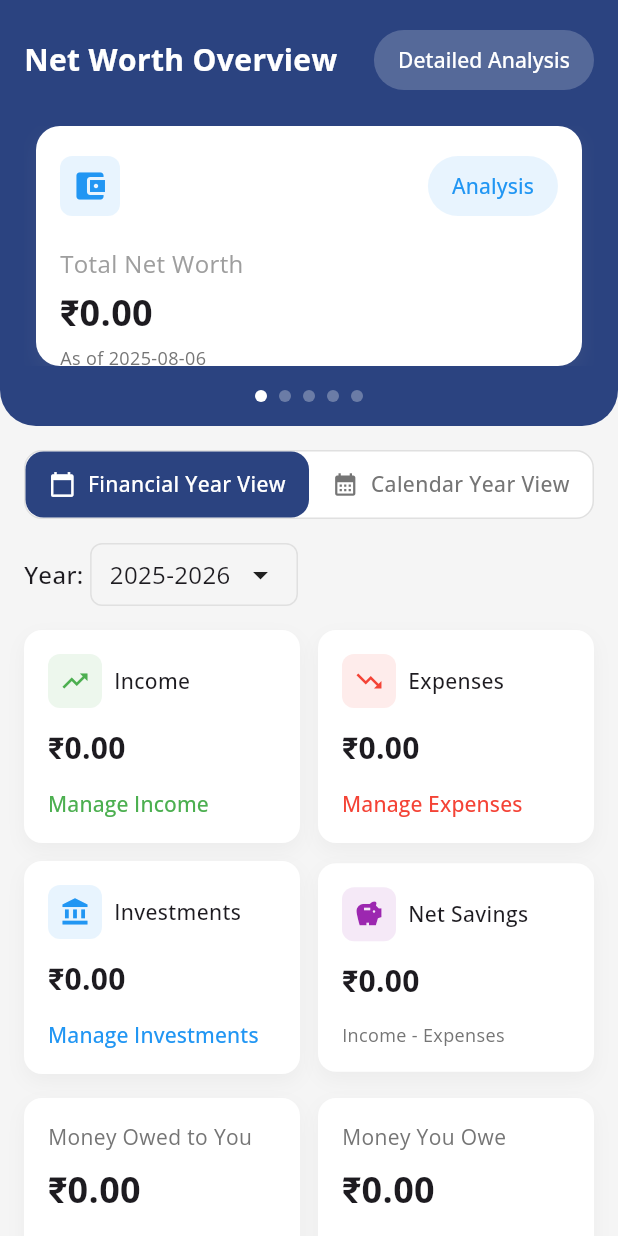
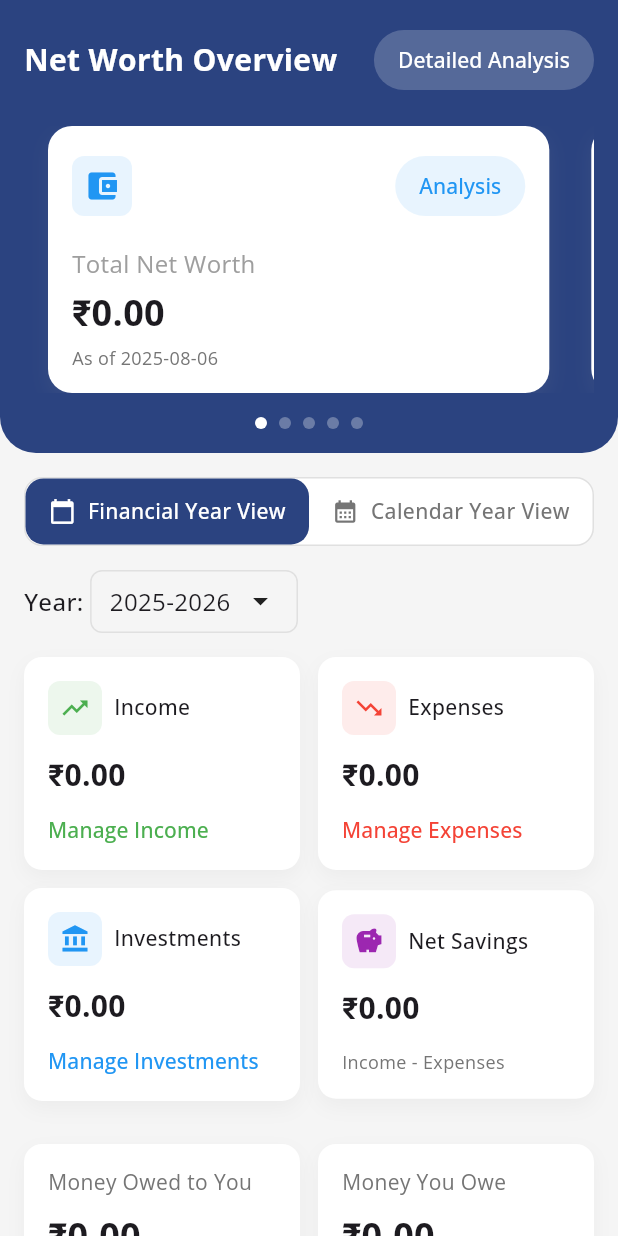
Before and after one commit to mailforashish/onmitrix, a Flutter app: the HomeTab screen opened directly, after a tap on "Financial Year View", on a phone screen of 412 x 824 dp. Run offline on Flutter 3.47's test engine with Material 3 defaults, Android fonts, the phone set to English and light mode, and no system bars; our stand-ins replace dio, fl_chart, flutter_svg, google_sign_in, logger, shared_preferences; accounts and stored records are empty; project files that could hold a hidden picture were left out.

```diff
--- /dev/null
+++ b/lib/models/metric_card_data.dart
@@ -0,0 +1,21 @@
+import 'package:flutter/material.dart';
+
+class MetricCardData {
+  final String title;
+  final String amount;
+  final Color color;
+  final IconData icon;
+  final String buttonText;
+  final bool isButton;
+  final VoidCallback? onPressed;
+
+  const MetricCardData({
+    required this.title,
+    required this.amount,
+    required this.color,
+    required this.icon,
+    required this.buttonText,
+    this.isButton = true,
+    this.onPressed,
+  });
+}
--- /dev/null
+++ b/lib/models/money_overview_data.dart
@@ -0,0 +1,21 @@
+import 'package:flutter/material.dart';
+
+class MoneyOverviewData {
+  final String title;
+  final String total;
+  final String pending;
+  final String overdue;
+  final Color color;
+  final String buttonText;
+  final VoidCallback? onPressed;
+
+  const MoneyOverviewData({
+    required this.title,
+    required this.total,
+    required this.pending,
+    required this.overdue,
+    required this.color,
+    required this.buttonText,
+    this.onPressed,
+  });
+}
--- a/lib/models/monthly_overview_data.dart
+++ b/lib/models/monthly_overview_data.dart
@@ -1,32 +1,22 @@
 class MonthlyData {
+  final String month;
   final double income;
   final double expenses;
   final double investments;
-  final String month;
 
-  const MonthlyData({
+  MonthlyData({
+    required this.month,
     required this.income,
     required this.expenses,
     required this.investments,
-    required this.month,
   });
 
-  // Factory constructor for creating dummy data
-  static List<MonthlyData> getDummyData() {
-    final months = ['Apr', 'May', 'Jun', 'Jul', 'Aug', 'Sep', 'Oct', 'Nov', 'Dec', 'Jan', 'Feb', 'Mar'];
-    return List.generate(
-      months.length,
-      (index) => MonthlyData(
-        month: months[index],
-        income: 0,
-        expenses: 0,
-        investments: 0,
-      ),
-    );
-  }
-
-  // Format value to INR string
   static String formatValue(double value) {
-    return 'INR ${value.toStringAsFixed(2)}';
+    if (value >= 1000000) {
+      return 'INR ${(value / 1000000).toStringAsFixed(1)}M';
+    } else if (value >= 1000) {
+      return 'INR ${(value / 1000).toStringAsFixed(1)}K';
+    }
+    return 'INR ${value.toStringAsFixed(1)}';
   }
 }
--- /dev/null
+++ b/lib/models/overview_card_data.dart
@@ -0,0 +1,21 @@
+import 'package:flutter/material.dart';
+
+class OverviewCardData {
+  final String title;
+  final String amount;
+  final String subtitle;
+  final IconData icon;
+  final Color color;
+  final String buttonText;
+  final VoidCallback? onButtonPressed;
+
+  const OverviewCardData({
+    required this.title,
+    required this.amount,
+    required this.subtitle,
+    required this.icon,
+    required this.color,
+    this.buttonText = '',
+    this.onButtonPressed,
+  });
+}
--- a/lib/screens/main/tabs/home_tab.dart
+++ b/lib/screens/main/tabs/home_tab.dart
@@ -1,5 +1,8 @@
 import 'package:flutter/material.dart';
 import '../../../models/monthly_overview_data.dart';
+import '../../../models/overview_card_data.dart';
+import '../../../models/money_overview_data.dart';
+import '../../../models/metric_card_data.dart';
 import '../../../utils/animation_utils.dart';
 import '../../../widgets/cards/overview_card.dart';
 import '../../../widgets/cards/metric_card.dart';
@@ -17,6 +20,49 @@ class HomeTab extends StatefulWidget {
 }
 
 class _HomeTabState extends State<HomeTab> with SingleTickerProviderStateMixin {
+  final List<OverviewCardData> _overviewCards = [
+    OverviewCardData(
+      title: 'Total Net Worth',
+      amount: '₹0.00',
+      subtitle: 'As of 2025-08-06',
+      icon: Icons.account_balance_wallet,
+      color: Colors.blue,
+      buttonText: 'Analysis',
+    ),
+    OverviewCardData(
+      title: 'Assets',
+      amount: '₹0.00',
+      subtitle: '0 items',
+      icon: Icons.home,
+      color: Colors.green,
+      buttonText: 'Add',
+    ),
+    OverviewCardData(
+      title: 'Liabilities',
+      amount: '₹0.00',
+      subtitle: '0 items',
+      icon: Icons.credit_card,
+      color: Colors.red,
+      buttonText: 'Add',
+    ),
+    OverviewCardData(
+      title: 'Investments',
+      amount: '₹0.00',
+      subtitle: 'Portfolio',
+      icon: Icons.trending_up,
+      color: Colors.purple,
+      buttonText: 'View',
+    ),
+    OverviewCardData(
+      title: 'Liquid Savings',
+      amount: '₹0.00',
+      subtitle: '0 items',
+      icon: Icons.library_add,
+      color: Colors.purple,
+      buttonText: '',
+    ),
+  ];
+
   final List<QuickAction> _quickActions = [
     QuickAction(
       'Upload Statement',
@@ -73,6 +119,58 @@ class _HomeTabState extends State<HomeTab> with SingleTickerProviderStateMixin {
       },
     ),
   ];
+
+  final List<MetricCardData> _metricCards = [
+    MetricCardData(
+      title: 'Income',
+      amount: '₹0.00',
+      color: Colors.green,
+      icon: Icons.trending_up,
+      buttonText: 'Manage Income',
+    ),
+    MetricCardData(
+      title: 'Expenses',
+      amount: '₹0.00',
+      color: Colors.red,
+      icon: Icons.trending_down,
+      buttonText: 'Manage Expenses',
+    ),
+    MetricCardData(
+      title: 'Investments',
+      amount: '₹0.00',
+      color: Colors.blue,
+      icon: Icons.account_balance,
+      buttonText: 'Manage Investments',
+    ),
+    MetricCardData(
+      title: 'Net Savings',
+      amount: '₹0.00',
+      color: Colors.purple,
+      icon: Icons.savings,
+      buttonText: 'Income - Expenses',
+      isButton: false,
+    ),
+  ];
+
+  final List<MoneyOverviewData> _moneyOverviewCards = [
+    MoneyOverviewData(
+      title: 'Money Owed to You',
+      total: '₹0.00',
+      pending: '0',
+      overdue: '0',
+      color: Colors.green,
+      buttonText: 'View Receivables',
+    ),
+    MoneyOverviewData(
+      title: 'Money You Owe',
+      total: '₹0.00',
+      pending: '0',
+      overdue: '0',
+      color: Colors.orange,
+      buttonText: 'View Payables',
+    ),
+  ];
+
   final List<MonthlyData> monthlyDataList = [
     MonthlyData(month: 'Apr', income: 0.5, expenses: 0.3, investments: 0.2),
     MonthlyData(month: 'May', income: 0.8, expenses: 0.6, investments: 0.1),
@@ -87,6 +185,7 @@ class _HomeTabState extends State<HomeTab> with SingleTickerProviderStateMixin {
     MonthlyData(month: 'Feb', income: 0.7, expenses: 0.6, investments: 0.4),
     MonthlyData(month: 'Mar', income: 1.0, expenses: 0.8, investments: 0.3),
   ];
+
   late AnimationController _controller;
   bool _isFinancialYearView = true;
   int _currentOverviewIndex = 0;
@@ -109,6 +208,7 @@ class _HomeTabState extends State<HomeTab> with SingleTickerProviderStateMixin {
 
   @override
   Widget build(BuildContext context) {
+    final cardHeight = MediaQuery.of(context).size.height * 0.18;
     return Scaffold(
       backgroundColor: Colors.grey[100],
       body: SafeArea(
@@ -165,63 +265,55 @@ class _HomeTabState extends State<HomeTab> with SingleTickerProviderStateMixin {
                       ),
                       const SizedBox(height: 20),
                       SizedBox(
-                        height: 160,
-                        child: PageView(
-                          onPageChanged: (index) {
-                            setState(() => _currentOverviewIndex = index);
+                        height: (cardHeight * 1.2),
+                        child: NotificationListener<ScrollNotification>(
+                          onNotification: (scrollNotification) {
+                            if (scrollNotification
+                                is ScrollUpdateNotification) {
+                              final currentPixels =
+                                  scrollNotification.metrics.pixels;
+                              final viewportWidth =
+                                  MediaQuery.of(context).size.width * 0.85;
+                              final spacing = 12.0; // Same as separator width
+                              final totalWidth = viewportWidth + spacing;
+                              final newIndex =
+                                  (currentPixels / totalWidth).round();
+                              if (newIndex != _currentOverviewIndex) {
+                                setState(
+                                    () => _currentOverviewIndex = newIndex);
+                              }
+                            }
+                            return true;
                           },
-                          children: [
-                            OverviewCard(
-                              title: 'Total Net Worth',
-                              amount: '₹0.00',
-                              subtitle: 'As of 2025-08-06',
-                              icon: Icons.account_balance_wallet,
-                              color: Colors.blue,
-                              buttonText: 'Analysis',
-                              onButtonPressed: () {},
+                          child: ListView.separated(
+                            scrollDirection: Axis.horizontal,
+                            padding: const EdgeInsets.symmetric(horizontal: 8),
+                            itemCount: _overviewCards.length,
+                            separatorBuilder: (context, index) =>
+                                const SizedBox(width: 12),
+                            itemBuilder: (context, index) {
+                              final cardData = _overviewCards[index];
+                              return SizedBox(
+                                width: MediaQuery.of(context).size.width * 0.85,
+                                child: OverviewCard(
+                                  title: cardData.title,
+                                  amount: cardData.amount,
+                                  subtitle: cardData.subtitle,
+                                  icon: cardData.icon,
+                                  color: cardData.color,
+                                  buttonText: cardData.buttonText,
+                                  onButtonPressed: cardData.onButtonPressed,
                                 ),
-                            OverviewCard(
-                              title: 'Assets',
-                              amount: '₹0.00',
-                              subtitle: '0 items',
-                              icon: Icons.home,
-                              color: Colors.green,
-                              buttonText: 'Add',
-                              onButtonPressed: () {},
+                              );
+                            },
                           ),
-                            OverviewCard(
-                              title: 'Liabilities',
-                              amount: '₹0.00',
-                              subtitle: '0 items',
-                              icon: Icons.credit_card,
-                              color: Colors.red,
-                              buttonText: 'Add',
-                              onButtonPressed: () {},
-                            ),
-                            OverviewCard(
-                              title: 'Investments',
-                              amount: '₹0.00',
-                              subtitle: 'Portfolio',
-                              icon: Icons.trending_up,
-                              color: Colors.purple,
-                              buttonText: 'View',
-                              onButtonPressed: () {},
-                            ),
-                            OverviewCard(
-                                title: "Liquid Savings",
-                                amount: '₹0.00',
-                                subtitle: '0 items',
-                                icon: Icons.library_add,
-                                color: Colors.purple,
-                                buttonText: '')
-                          ],
                         ),
                       ),
                       const SizedBox(height: 16),
                       Row(
                         mainAxisAlignment: MainAxisAlignment.center,
                         children: List.generate(
-                          5,
+                          _overviewCards.length,
                           (index) => Container(
                             width: 8,
                             height: 8,
@@ -318,60 +410,55 @@ class _HomeTabState extends State<HomeTab> with SingleTickerProviderStateMixin {
                     AnimationUtils.slideTransition(
                       animation: _controller,
                       direction: SlideDirection.right,
-                      child: Row(
+                      child: SizedBox(
+                        height: (cardHeight * 2) + 12,
+                        // Height for two rows of cards
+                        child: ListView.separated(
+                          physics: const NeverScrollableScrollPhysics(),
+                          padding: EdgeInsets.zero,
+                          itemCount: (_metricCards.length / 2).ceil(),
+                          separatorBuilder: (context, index) =>
+                              const SizedBox(height: 12),
+                          itemBuilder: (context, rowIndex) {
+                            return Row(
                               children: [
                                 Expanded(
                                   child: MetricCard(
-                              title: 'Income',
-                              amount: '₹0.00',
-                              color: Colors.green,
-                              icon: Icons.trending_up,
-                              buttonText: 'Manage Income',
-                              onPressed: () {},
+                                    title: _metricCards[rowIndex * 2].title,
+                                    amount: _metricCards[rowIndex * 2].amount,
+                                    color: _metricCards[rowIndex * 2].color,
+                                    icon: _metricCards[rowIndex * 2].icon,
+                                    buttonText:
+                                        _metricCards[rowIndex * 2].buttonText,
+                                    isButton:
+                                        _metricCards[rowIndex * 2].isButton,
+                                    onPressed:
+                                        _metricCards[rowIndex * 2].onPressed,
                                   ),
                                 ),
                                 const SizedBox(width: 12),
+                                if (rowIndex * 2 + 1 < _metricCards.length)
                                   Expanded(
                                     child: MetricCard(
-                              title: 'Expenses',
-                              amount: '₹0.00',
-                              color: Colors.red,
-                              icon: Icons.trending_down,
-                              buttonText: 'Manage Expenses',
-                              onPressed: () {},
+                                      title:
+                                          _metricCards[rowIndex * 2 + 1].title,
+                                      amount:
+                                          _metricCards[rowIndex * 2 + 1].amount,
+                                      color:
+                                          _metricCards[rowIndex * 2 + 1].color,
+                                      icon: _metricCards[rowIndex * 2 + 1].icon,
+                                      buttonText: _metricCards[rowIndex * 2 + 1]
+                                          .buttonText,
+                                      isButton: _metricCards[rowIndex * 2 + 1]
+                                          .isButton,
+                                      onPressed: _metricCards[rowIndex * 2 + 1]
+                                          .onPressed,
                                     ),
                                   ),
                               ],
+                            );
+                          },
                         ),
-                    ),
-                    const SizedBox(height: 12),
-                    AnimationUtils.slideTransition(
-                      animation: _controller,
-                      direction: SlideDirection.right,
-                      child: Row(
-                        children: [
-                          Expanded(
-                            child: MetricCard(
-                              title: 'Investments',
-                              amount: '₹0.00',
-                              color: Colors.blue,
-                              icon: Icons.account_balance,
-                              buttonText: 'Manage Investments',
-                              onPressed: () {},
-                            ),
-                          ),
-                          const SizedBox(width: 12),
-                          Expanded(
-                            child: MetricCard(
-                              title: 'Net Savings',
-                              amount: '₹0.00',
-                              color: Colors.purple,
-                              icon: Icons.savings,
-                              buttonText: 'Income - Expenses',
-                              isButton: false,
-                            ),
-                          ),
-                        ],
                       ),
                     ),
                   ],
@@ -381,32 +468,32 @@ class _HomeTabState extends State<HomeTab> with SingleTickerProviderStateMixin {
               // Money Overview Section
               Padding(
                 padding: const EdgeInsets.all(16),
-                child: Row(
-                  children: [
-                    Expanded(
+                child: SizedBox(
+                  height: (cardHeight * 1.3) + 12,
+                  child: ListView.separated(
+                    physics: const NeverScrollableScrollPhysics(),
+                    scrollDirection: Axis.horizontal,
+                    padding: EdgeInsets.zero,
+                    itemCount: _moneyOverviewCards.length,
+                    separatorBuilder: (context, index) =>
+                        const SizedBox(width: 12),
+                    itemBuilder: (context, index) {
+                      final cardData = _moneyOverviewCards[index];
+                      return SizedBox(
+                        width: (MediaQuery.of(context).size.width - 44) / 2,
+                        // (screen width - (padding + separator)) / 2
                         child: MoneyOverviewCard(
-                        title: 'Money Owed to You',
-                        total: '₹0.00',
-                        pending: '0',
-                        overdue: '0',
-                        color: Colors.green,
-                        buttonText: 'View Receivables',
-                        onPressed: () {},
+                          title: cardData.title,
+                          total: cardData.total,
+                          pending: cardData.pending,
+                          overdue: cardData.overdue,
+                          color: cardData.color,
+                          buttonText: cardData.buttonText,
+                          onPressed: cardData.onPressed,
                         ),
+                      );
+                    },
                   ),
-                    const SizedBox(width: 12),
-                    Expanded(
-                      child: MoneyOverviewCard(
-                        title: 'Money You Owe',
-                        total: '₹0.00',
-                        pending: '0',
-                        overdue: '0',
-                        color: Colors.orange,
-                        buttonText: 'View Payables',
-                        onPressed: () {},
-                      ),
-                    ),
-                  ],
                 ),
               ),
 
--- a/lib/widgets/charts/monthly_overview_chart.dart
+++ b/lib/widgets/charts/monthly_overview_chart.dart
@@ -49,7 +49,8 @@ class _MonthlyOverviewChartState extends State<MonthlyOverviewChart> with Single
 
   @override
   Widget build(BuildContext context) {
-    final months = ['Apr', 'May', 'Jun', 'Jul', 'Aug', 'Sep', 'Oct', 'Nov', 'Dec', 'Jan', 'Feb', 'Mar'];
+    final data = widget.data ?? [];
+    final maxX = (data.length - 1).toDouble();
 
     return Container(
       height: 300,
@@ -91,9 +92,17 @@ class _MonthlyOverviewChartState extends State<MonthlyOverviewChart> with Single
                   bottomTitles: AxisTitles(
                     sideTitles: SideTitles(
                       showTitles: true,
+                      interval: 1,
                       getTitlesWidget: (value, meta) {
-                        if (value.toInt() >= 0 && value.toInt() < months.length) {
-                          return Text(months[value.toInt()]);
+                        final index = value.toInt();
+                        if (index >= 0 && index < data.length) {
+                          return Text(
+                            data[index].month,
+                            style: const TextStyle(
+                              fontSize: 10,
+                              color: Colors.grey,
+                            ),
+                          );
                         }
                         return const Text('');
                       },
@@ -107,10 +116,12 @@ class _MonthlyOverviewChartState extends State<MonthlyOverviewChart> with Single
                   ),
                 ),
                 borderData: FlBorderData(show: false),
+                minX: 0,
+                maxX: maxX,
                 lineBarsData: [
                   // Income Line
                   LineChartBarData(
-                    spots: (widget.data ?? MonthlyData.getDummyData()).asMap().entries.map((entry) {
+                    spots: (widget.data ?? []).asMap().entries.map((entry) {
                       return FlSpot(entry.key.toDouble(), entry.value.income * _animation.value);
                     }).toList(),
                     isCurved: true,
@@ -123,7 +134,7 @@ class _MonthlyOverviewChartState extends State<MonthlyOverviewChart> with Single
                   ),
                   // Expenses Line
                   LineChartBarData(
-                    spots: (widget.data ?? MonthlyData.getDummyData()).asMap().entries.map((entry) {
+                    spots: (widget.data ?? []).asMap().entries.map((entry) {
                       return FlSpot(entry.key.toDouble(), entry.value.expenses * _animation.value);
                     }).toList(),
                     isCurved: true,
@@ -136,7 +147,7 @@ class _MonthlyOverviewChartState extends State<MonthlyOverviewChart> with Single
                   ),
                   // Investments Line
                   LineChartBarData(
-                    spots: (widget.data ?? MonthlyData.getDummyData()).asMap().entries.map((entry) {
+                    spots: (widget.data ?? []).asMap().entries.map((entry) {
                       return FlSpot(entry.key.toDouble(), entry.value.investments * _animation.value);
                     }).toList(),
                     isCurved: true,
```
Lines whose indentation alone changed are shown as unchanged.
